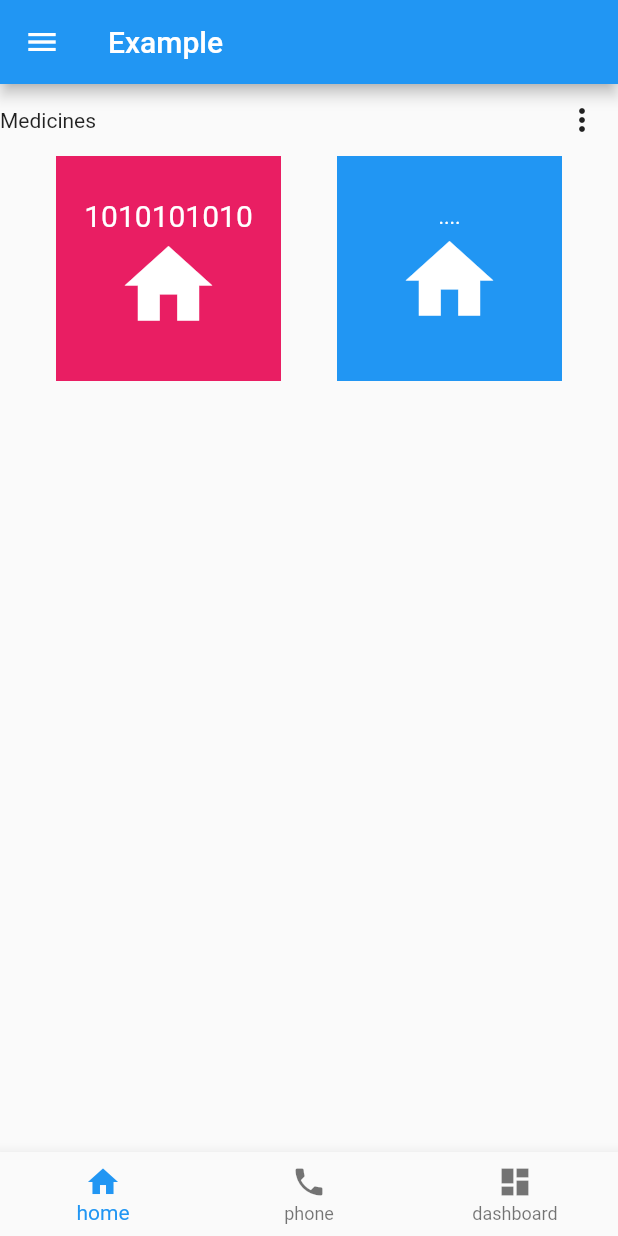
After one commit to sawith42/flutter_application_1, a Flutter app: the screen it shows after launch, after a tap on "ex", on a phone screen of 412 x 824 dp. The commit adds this screen. Run offline on Flutter 3.47's test engine with Material 2 defaults, Android fonts, the phone set to English and light mode, and no system bars.

Commit message:
layoutEx1

```diff
--- /dev/null
+++ b/lib/screen/Example.dart
@@ -0,0 +1,100 @@
+import 'package:flutter/material.dart';
+
+class Example extends StatefulWidget {
+  Example({Key key}) : super(key: key);
+
+  @override
+  _ExampleState createState() => _ExampleState();
+}
+
+class _ExampleState extends State<Example> {
+  @override
+  Widget build(BuildContext context) {
+    return Container(
+       child: Scaffold(
+          drawer: Drawer(
+          child: Text("Hello drawer"),
+        ),
+        appBar: AppBar(
+          title: Text("Example"),
+        ),
+        body: Container(
+          child: Column(
+            children: [
+              Container(
+                child: Row(
+                  children: [
+                      Container(
+
+                      ),
+                      Container(
+
+                      )
+                  ]
+                ),
+              ),
+              Container(
+                child: Column(
+                  children: [
+                    Container(
+                     child: Row(
+                       children: [
+                         Container(
+                            child:Icon(
+                              Icons.home,size:150
+                              ),
+                            ),
+                            Container(
+                            child:Icon(
+                              Icons.home,size:150
+                              ),
+                            )
+                       ]
+                     )
+                    ),
+                     Container(
+                     child: Row(
+                       children: [
+                         Container(
+                            child:Icon(
+                              Icons.home,size:150
+                              ),
+                            ),
+                            Container(
+                            child:Icon(
+                              Icons.home,size:150
+                              ),
+                            )
+                       ]
+                     )
+                    ),
+                  ]
+                )
+
+              ),
+
+
+            ]
+          ),
+        ),
+        bottomNavigationBar: BottomNavigationBar(
+          items: [
+            BottomNavigationBarItem(
+              icon: Icon(Icons.home),
+              label: "home"
+            ),
+            BottomNavigationBarItem(
+              icon: Icon(Icons.phone),
+              label: "phone"
+            ),
+            BottomNavigationBarItem(
+              icon: Icon(Icons.dashboard),
+              label: "dashboard"
+            ),
+          ],
+        ),
+
+       ),
+    );
+  }
+}
--- a/lib/screen/Home_Screen.dart
+++ b/lib/screen/Home_Screen.dart
@@ -1,4 +1,9 @@
 import 'package:flutter/material.dart';
+
+import 'Example.dart';
+import 'Form_Screen.dart';
+import 'ex.dart';
+import 'list_view_screen.dart';
 
 class HomeScreen extends StatefulWidget {
   HomeScreen({Key key}) : super(key: key);
@@ -32,6 +37,35 @@ class _HomeScreenState extends State<HomeScreen> {
                 color: Colors.amberAccent,
                 child: Image.asset('assets/images/Catcover_web.jpg')
                 ),
+                ElevatedButton(onPressed: (){
+                  Navigator.push(context,MaterialPageRoute(builder: (context)=> ListViewScreen(),
+                  ),
+                  );
+                },
+                child: Text("กดปุ่มนี้ดู")
+                ),
+                ElevatedButton(onPressed: (){
+                  Navigator.push(context,MaterialPageRoute(builder: (context)=> FormScreen(),
+                  ),
+                  );
+                },
+                child: Text("FormScreen")
+                ),
+                 ElevatedButton(onPressed: (){
+                  Navigator.push(context,MaterialPageRoute(builder: (context)=> Example(),
+                  ),
+                  );
+                },
+                child: Text("Example")
+                ),
+                ElevatedButton(onPressed: (){
+                  Navigator.push(context,MaterialPageRoute(builder: (context)=> ex(),
+                  ),
+                  );
+                },
+                child: Text("ex")
+                ),
+
             ],
           ),
         ),
--- /dev/null
+++ b/lib/screen/ex.dart
@@ -0,0 +1,114 @@
+import 'package:flutter/material.dart';
+
+class ex extends StatefulWidget {
+  ex({Key key}) : super(key: key);
+
+  @override
+  _exState createState() => _exState();
+}
+
+class _exState extends State<ex> {
+  @override
+  Widget build(BuildContext context) {
+    return Container(
+       child: Scaffold(
+          drawer: Drawer(
+          child: Text("Hello drawer"),
+        ),
+        appBar: AppBar(
+          title: Text("Example"),
+        ),
+        body: Container(
+          height:250,
+          child:Column(
+            children: [
+              Container(
+                child: Row(
+                  mainAxisAlignment: MainAxisAlignment.spaceBetween,
+                  children: [
+                    Text("Medicines"),
+                    PopupMenuButton(
+                     itemBuilder: (BuildContext context) {
+                      return [
+                        PopupMenuItem(
+                          child: Text("Wifi"),
+                        ),
+                        PopupMenuItem(
+                             child: Text("Bluetooth"),
+                        )
+                      ];
+                      },
+                    )
+
+                  ],
+                ),
+              ),
+              Container(
+                child: Row(
+                  mainAxisAlignment:  MainAxisAlignment.spaceEvenly,
+                  children: [
+                    Container(
+                      width:150,
+                      height:150,
+                      color: Colors.pink,
+                      child: Column(
+                        crossAxisAlignment: CrossAxisAlignment.center,
+                        mainAxisAlignment: MainAxisAlignment.center,
+                        children: [
+                          Text("1010101010",style: TextStyle(
+                            color: Colors.white,
+                            fontSize: 20,
+                          )
+                          ,),
+                          Icon(Icons.home,
+                          color:Colors.white,
+                          size:70
+                          )
+                        ],
+                      )
+                    ),
+                    Container(
+                      width:150,
+                      height:150,
+                      color: Colors.blue,
+                      child: Column(
+                        crossAxisAlignment: CrossAxisAlignment.center,
+                        mainAxisAlignment: MainAxisAlignment.center,
+                        children: [
+                          Text("....",style: TextStyle(
+                            color: Colors.white,
+                          )
+                          ),
+                          Icon(Icons.home,
+                          color:Colors.white,
+                          size:70)
+                        ],
+                      )
+                    )
+                  ],
+                ),
+              )
+            ],
+          ),
+        ),
+        bottomNavigationBar: BottomNavigationBar(
+          items: [
+            BottomNavigationBarItem(
+              icon: Icon(Icons.home),
+              label: "home"
+            ),
+            BottomNavigationBarItem(
+              icon: Icon(Icons.phone),
+              label: "phone"
+            ),
+            BottomNavigationBarItem(
+              icon: Icon(Icons.dashboard),
+              label: "dashboard"
+            ),
+          ],
+        ),
+
+       ),
+    );
+  }
+}
```
Also changed, not shown: lib/screen/Form_Screen.dart (added, +61 -0 lines), lib/screen/list_view_screen.dart (added, +61 -0 lines).
